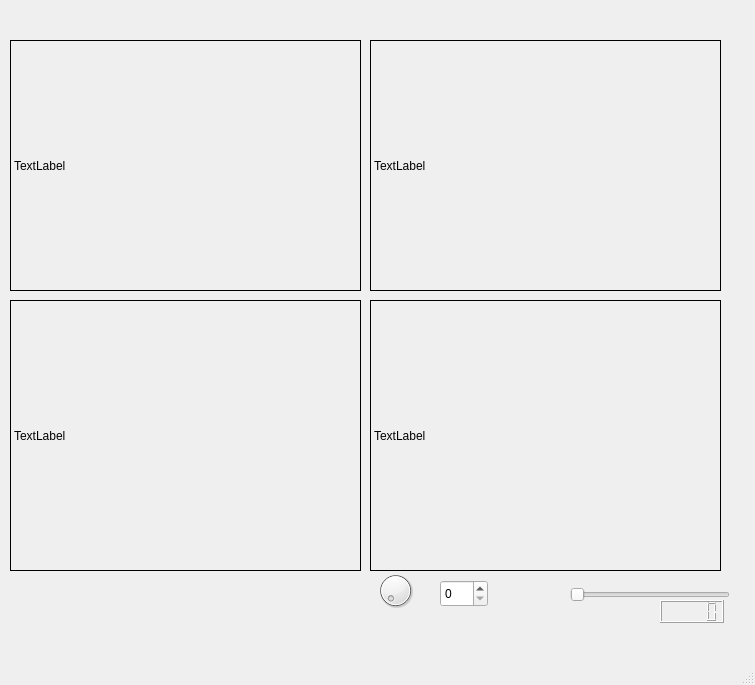
This is webcam.ui in julioct99/shape-detection as Qt 5 draws it before an edit. The edited form follows.
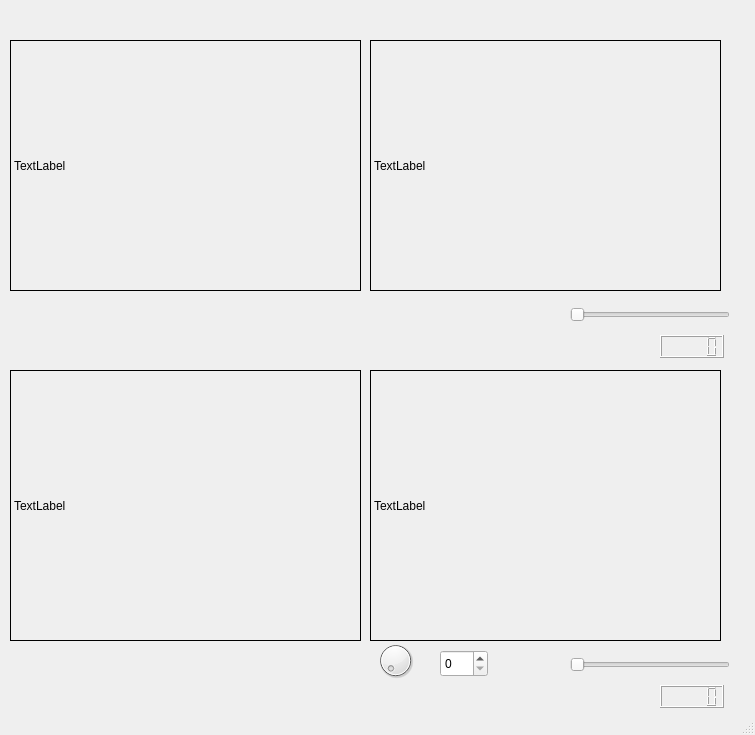
This is the edited form.

Commit message: Add widgets for gaussian filter's sigma

```diff
--- a/webcam.ui
+++ b/webcam.ui
@@ -7,7 +7,7 @@
     <x>0</x>
     <y>0</y>
     <width>755</width>
-    <height>685</height>
+    <height>735</height>
    </rect>
   </property>
   <property name="windowTitle">
@@ -58,11 +58,34 @@
      <string>TextLabel</string>
     </property>
    </widget>
+   <widget class="QSlider" name="gauss_sigma_slide">
+    <property name="geometry">
+     <rect>
+      <x>570</x>
+      <y>300</y>
+      <width>160</width>
+      <height>29</height>
+     </rect>
+    </property>
+    <property name="orientation">
+     <enum>Qt::Horizontal</enum>
+    </property>
+   </widget>
+   <widget class="QLCDNumber" name="gauss_sigma_value">
+    <property name="geometry">
+     <rect>
+      <x>660</x>
+      <y>335</y>
+      <width>64</width>
+      <height>23</height>
+     </rect>
+    </property>
+   </widget>
    <widget class="QLabel" name="video2">
     <property name="geometry">
      <rect>
       <x>10</x>
-      <y>300</y>
+      <y>370</y>
       <width>351</width>
       <height>271</height>
      </rect>
@@ -84,7 +107,7 @@
     <property name="geometry">
      <rect>
       <x>370</x>
-      <y>300</y>
+      <y>370</y>
       <width>351</width>
       <height>271</height>
      </rect>
@@ -106,7 +129,7 @@
     <property name="geometry">
      <rect>
       <x>570</x>
-      <y>580</y>
+      <y>650</y>
       <width>160</width>
       <height>29</height>
      </rect>
@@ -119,7 +142,7 @@
     <property name="geometry">
      <rect>
       <x>440</x>
-      <y>580</y>
+      <y>650</y>
       <width>48</width>
       <height>27</height>
      </rect>
@@ -129,7 +152,7 @@
     <property name="geometry">
      <rect>
       <x>660</x>
-      <y>600</y>
+      <y>685</y>
       <width>64</width>
       <height>23</height>
      </rect>
@@ -139,7 +162,7 @@
     <property name="geometry">
      <rect>
       <x>370</x>
-      <y>570</y>
+      <y>640</y>
       <width>51</width>
       <height>41</height>
      </rect>
```
The commit also changes 1 other file.
